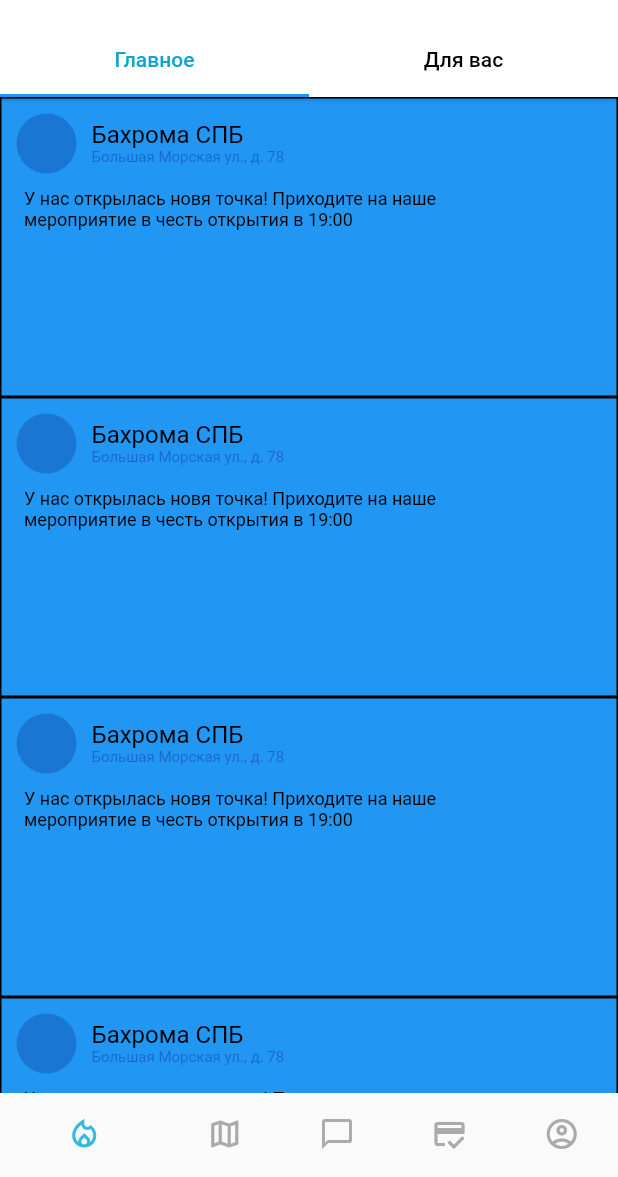
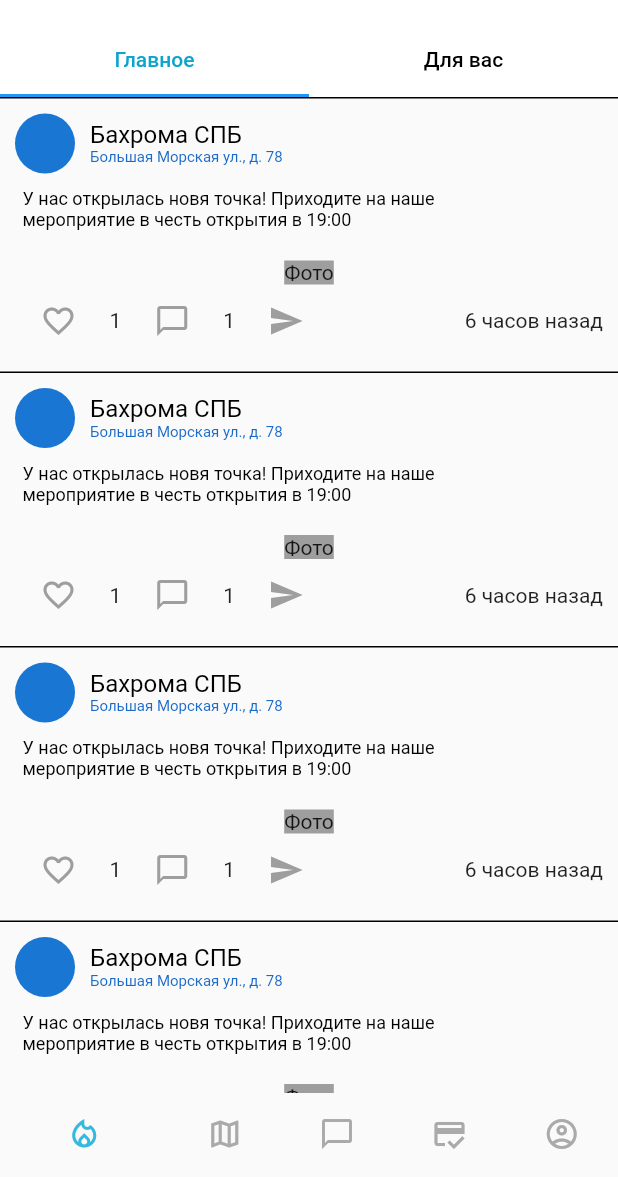
Before and after one commit to msdjdhngjfmc/SunProject, a Flutter app: the screen it shows after launch, on a phone screen of 412 x 824 dp, the part 59-1236 px from its top. Run offline on Flutter 3.47's test engine with Material 2 defaults, Android fonts, the phone set to English and light mode, and no system bars; our stand-ins replace geocoding, geolocator, permission_handler, story_view.

Commit message:
add window

```diff
--- a/lib/menu/menu_main.dart
+++ b/lib/menu/menu_main.dart
@@ -1,5 +1,6 @@
 import 'package:flutter/material.dart';
 import 'package:sun_project/menu/news/head.dart';
+import 'package:sun_project/menu/profile/profile.dart';
 
 class MenuMain extends StatefulWidget {
   const MenuMain({Key? key}) : super(key: key);
@@ -24,10 +25,7 @@ class _MenuMainState extends State<MenuMain> {
       'Index 3: School',
 
     ),
-    Text(
-      'Index 4: School',
-
-    ),
+    Profile(),
   ];
 
   void _onItemTapped(int index) {
--- a/lib/menu/news/head.dart
+++ b/lib/menu/news/head.dart
@@ -1,19 +1,24 @@
 import 'package:flutter/material.dart';
+import 'package:sun_project/menu/news/for_user.dart';
 
+
+
+const List<Tab> myTabs = <Tab>[
+  Tab(text: 'Главное'),
+  Tab(text: 'Для вас'),
+];
 
 class HeadNews extends StatelessWidget {
   const HeadNews({Key? key}) : super(key: key);
 
   @override
   Widget build(BuildContext context) {
-
-
     return DefaultTabController(
-        length: 2,
+        length: myTabs.length,
         child: Scaffold(
 
           appBar: AppBar(
-            elevation: 1.0,
+            elevation: 0.0,
             automaticallyImplyLeading: false,
             backgroundColor: Colors.white,
             titleSpacing: 0,
@@ -24,23 +29,24 @@ class HeadNews extends StatelessWidget {
                 tabs:[
                   Tab(text: 'Главное',),
                   Tab(text: 'Для вас',),
+
                 ]),
           ),
-          body: ListView.builder(
+          body: TabBarView(
+            children: [
+              ListView.builder(
                 itemCount: 10,
                 itemBuilder: (context, index) {
                   return Column(
                     children: [
                       Container(
-                    height: 200,
                         decoration: BoxDecoration(
-                      color: Colors.blue,
-                      border: Border.all(
+                            border: Border(
+                              top: BorderSide(
                                   color: const Color(0xFF000000),
                                   width: 1.0,
-                          style: BorderStyle.solid), //Border.all
-                      /*** The BorderRadius widget  is here ***/
- //BorderRadius.all
+                                  style: BorderStyle.solid),
+                            ) //Border.all
                         ),
                         child: Column(
                           children: [
@@ -72,19 +78,68 @@ class HeadNews extends StatelessWidget {
                               ],
                             ),
                             Row(
+                              mainAxisAlignment: MainAxisAlignment.center,
                               children: [
-                            Column(
+                                Padding(
+                                  padding: EdgeInsets.symmetric(horizontal: 20),
+                                  child: Column(
+                                    crossAxisAlignment: CrossAxisAlignment.center,
+                                    children: [
+
+                                      Container(
+                                        color: Colors.grey,
+                                        child: Center(
+                                          child: Text('Фото'),
+                                        ),
 
                                       )
+
                                     ],
                                   ),
-                        Row(),
+                                )
+
+                              ],
+                            ),
+                            Padding(
+                              padding:EdgeInsets.only(left: 15,bottom: 10,right: 10),
+                              child: Row(
+                                mainAxisAlignment: MainAxisAlignment.spaceBetween,
+                                children: [
+                                  Row(
+                                    children: [
+                                      IconButton(onPressed: (){}, icon: Icon(Icons.favorite_outline,color: Colors.grey,)),
+                                      SizedBox(
+                                        width: 10,
+                                      ),
+                                      Text('1'),
+                                      SizedBox(
+                                        width: 10,
+                                      ),
+                                      IconButton(onPressed: (){}, icon: Icon(Icons.chat_bubble_outline,color: Colors.grey,)),
+                                      SizedBox(
+                                        width: 10,
+                                      ),
+                                      Text('1'),
+                                      SizedBox(
+                                        width: 10,
+                                      ),
+                                      IconButton(onPressed: (){}, icon: Icon(Icons.send,color: Colors.grey,)),
+
+                                    ],
+                                  ),
+                                  Text('6 часов назад')
+                                ],
+                              ),
+                            )
                           ],
                         ),
                       ),
                     ],
                   );
                 },
+              ),
+              Userstories(),
+            ]
           )
 
         )
--- a/pubspec.yaml
+++ b/pubspec.yaml
@@ -39,6 +39,8 @@ dependencies:
   geolocator: ^9.0.2
   geocoding: ^2.0.5
   permission_handler: ^10.2.0
+  story_view: ^0.14.0
+
 
 dev_dependencies:
   flutter_test:
```
Also changed, not shown: lib/menu/news/for_user.dart (+211 -0 lines), lib/menu/profile/profile.dart (added, +194 -0 lines). Lines whose indentation alone changed are shown as unchanged.
